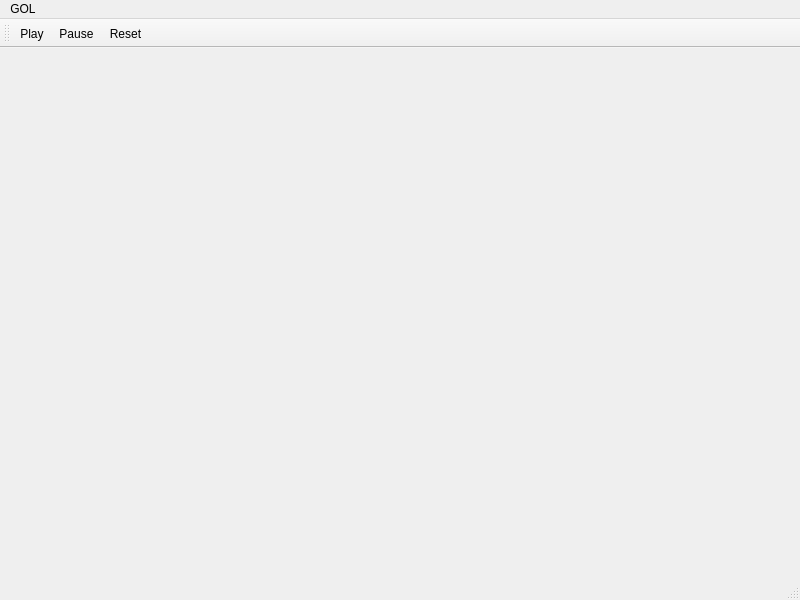
Qt form gol_window/mainwindow.ui (jmac97/Game-of-Life) before a commit.
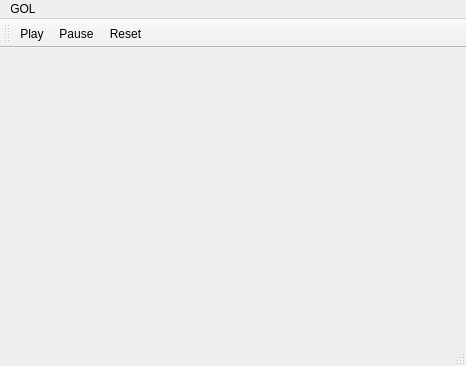
The same form after that commit. Icons and pictures are not drawn.

Commit message: added slider to right side of gol panel

```diff
--- a/gol_window/mainwindow.ui
+++ b/gol_window/mainwindow.ui
@@ -2,24 +2,32 @@
 <ui version="4.0">
  <class>MainWindow</class>
  <widget class="QMainWindow" name="MainWindow">
+  <property name="enabled">
+   <bool>true</bool>
+  </property>
   <property name="geometry">
    <rect>
     <x>0</x>
     <y>0</y>
-    <width>800</width>
-    <height>600</height>
+    <width>466</width>
+    <height>366</height>
    </rect>
   </property>
   <property name="windowTitle">
    <string>MainWindow</string>
   </property>
-  <widget class="QWidget" name="centralwidget"/>
+  <widget class="QWidget" name="centralWidget">
+   <property name="enabled">
+    <bool>false</bool>
+   </property>
+   <layout class="QVBoxLayout" name="verticalLayout_2"/>
+  </widget>
   <widget class="QMenuBar" name="menubar">
    <property name="geometry">
     <rect>
      <x>0</x>
      <y>0</y>
-     <width>800</width>
+     <width>466</width>
      <height>24</height>
     </rect>
    </property>
```
Left out of the diff: 14 changed lines with no effect on the pictures. The commit also changes 3 other files.
